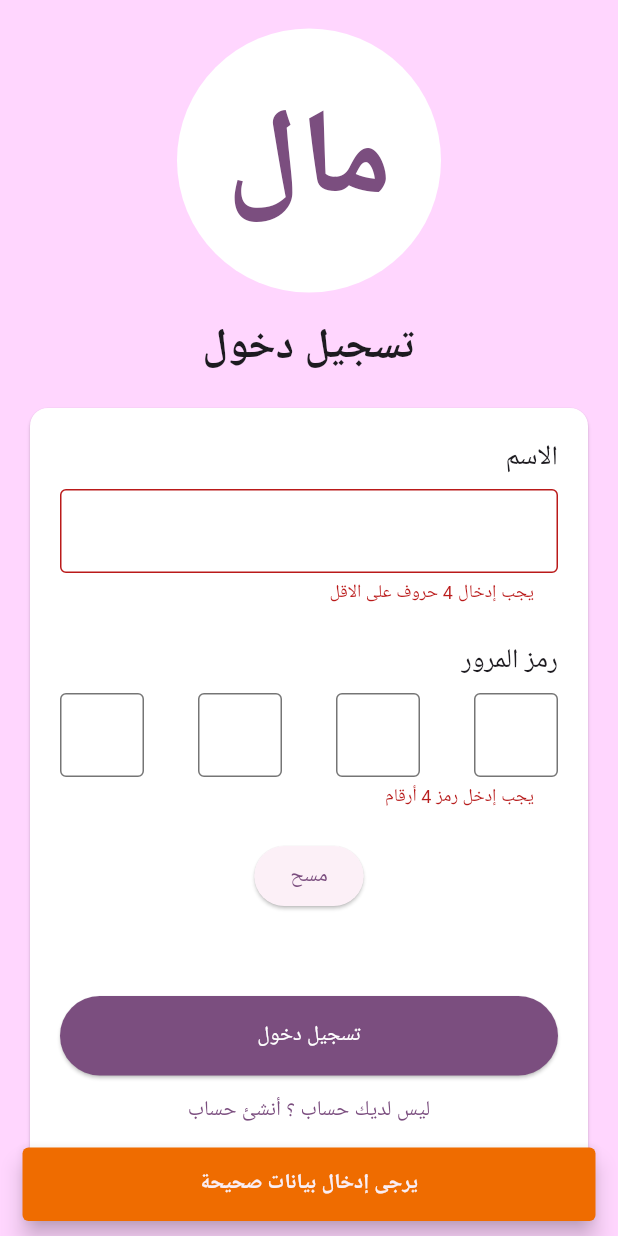
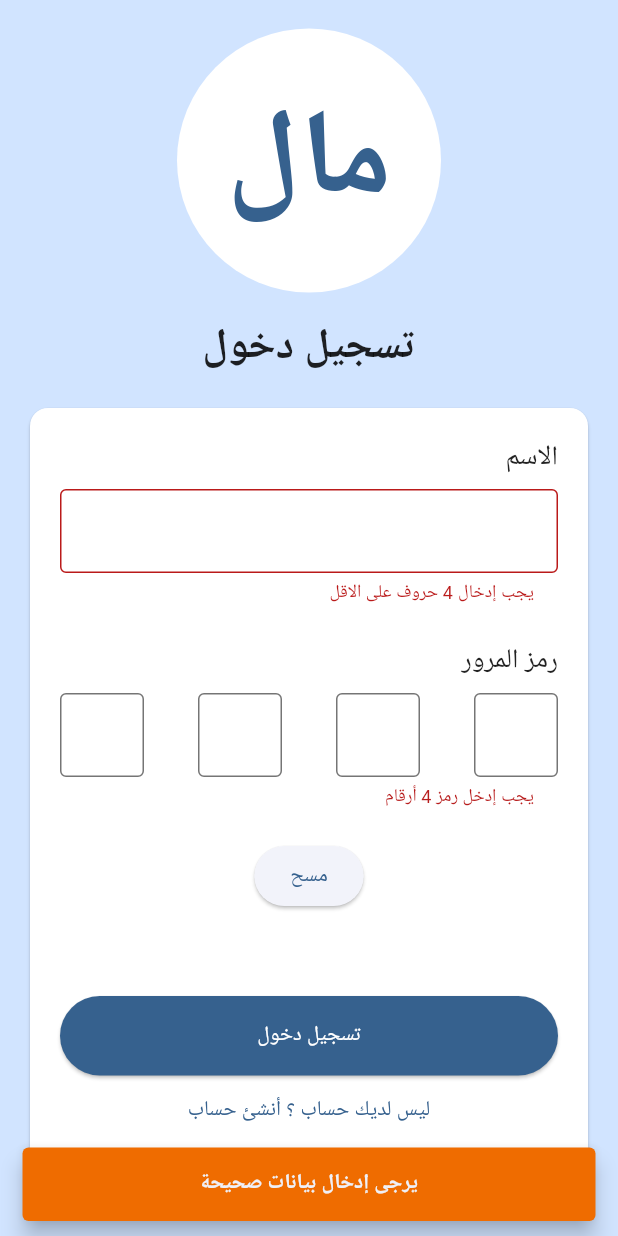
Before and after one commit to noor-tg/mal, a Flutter app: the screen it shows after launch, after a tap on "تسجيل دخول", on a phone screen of 412 x 824 dp. Run offline on Flutter 3.47's test engine with Material 3 defaults, Android fonts, the phone set to English and light mode, and no system bars; our stand-ins replace bloc, equatable, faker, fl_chart, flutter_bloc, flutter_dotenv and 11 more; missing offline and left inert: local_auth_android, shimmer_effects_plus; accounts and stored records are empty; Roboto replaces fonts that are missing (Cairo).

Commit message:
feat(app): add theme loader and changer (bright, dark) using bloc and switch in appbar

```diff
--- /dev/null
+++ b/app/lib/shared/data/app_theme.dart
@@ -0,0 +1,21 @@
+import 'package:flutter/material.dart';
+
+class AppTheme {
+  static final light = ThemeData(
+    colorScheme: ColorScheme.fromSeed(
+      seedColor: Colors.blue,
+      // brightness: Brightness.light,
+    ),
+    useMaterial3: true,
+    textTheme: Typography.blackCupertino,
+  );
+
+  static final dark = ThemeData(
+    colorScheme: ColorScheme.fromSeed(
+      seedColor: Colors.blue,
+      brightness: Brightness.dark,
+    ),
+    useMaterial3: true,
+    textTheme: Typography.whiteCupertino,
+  );
+}
--- /dev/null
+++ b/app/lib/shared/domain/bloc/theme/theme_bloc.dart
@@ -0,0 +1,45 @@
+import 'dart:async';
+
+import 'package:bloc/bloc.dart';
+import 'package:equatable/equatable.dart';
+import 'package:flutter/material.dart';
+import 'package:shared_preferences/shared_preferences.dart';
+
+part 'theme_event.dart';
+part 'theme_state.dart';
+
+class ThemeBloc extends Bloc<ThemeEvent, ThemeState> {
+  static const _key = 'theme_mode';
+
+  ThemeBloc() : super(const ThemeState(themeMode: ThemeMode.system)) {
+    on<LoadThemeEvent>(_onLoadThemeEvent);
+    on<ChangeThemeEvent>(_onChangeThemeEvent);
+
+    add(LoadThemeEvent()); // load saved theme at startup
+  }
+
+  Future<void> _onLoadThemeEvent(
+    LoadThemeEvent event,
+    Emitter<ThemeState> emit,
+  ) async {
+    final prefs = await SharedPreferences.getInstance();
+    final modeName = prefs.getString(_key);
+
+    final themeMode = ThemeMode.values.firstWhere(
+      (e) => e.name == modeName,
+      orElse: () => ThemeMode.system,
+    );
+
+    emit(state.copyWith(themeMode: themeMode));
+  }
+
+  Future<void> _onChangeThemeEvent(
+    ChangeThemeEvent event,
+    Emitter<ThemeState> emit,
+  ) async {
+    emit(state.copyWith(themeMode: event.themeMode));
+
+    final prefs = await SharedPreferences.getInstance();
+    await prefs.setString(_key, event.themeMode.name);
+  }
+}
--- /dev/null
+++ b/app/lib/shared/domain/bloc/theme/theme_event.dart
@@ -0,0 +1,15 @@
+part of 'theme_bloc.dart';
+
+sealed class ThemeEvent extends Equatable {
+  const ThemeEvent();
+
+  @override
+  List<Object> get props => [];
+}
+
+class LoadThemeEvent extends ThemeEvent {}
+
+class ChangeThemeEvent extends ThemeEvent {
+  final ThemeMode themeMode;
+  const ChangeThemeEvent(this.themeMode);
+}
--- /dev/null
+++ b/app/lib/shared/domain/bloc/theme/theme_state.dart
@@ -0,0 +1,14 @@
+part of 'theme_bloc.dart';
+
+class ThemeState extends Equatable {
+  const ThemeState({required this.themeMode});
+
+  final ThemeMode themeMode;
+
+  ThemeState copyWith({ThemeMode? themeMode}) {
+    return ThemeState(themeMode: themeMode ?? this.themeMode);
+  }
+
+  @override
+  List<Object> get props => [themeMode];
+}
--- a/app/lib/ui/bloc_loader.dart
+++ b/app/lib/ui/bloc_loader.dart
@@ -19,6 +19,7 @@ import 'package:mal/features/user/data/repositories/sql_repository.dart'
     as user;
 import 'package:mal/features/user/domain/bloc/auth/auth_bloc.dart';
 import 'package:mal/features/user/domain/bloc/exporter/exporter_bloc.dart';
+import 'package:mal/shared/domain/bloc/theme/theme_bloc.dart';
 
 class BlocLoader extends StatelessWidget {
   final Widget child;
@@ -84,6 +85,7 @@ class BlocLoader extends StatelessWidget {
                   ..add(const AuthCheckStatusRequested()),
           ),
           BlocProvider(create: (ctx) => ExporterBloc()),
+          BlocProvider(create: (ctx) => ThemeBloc()),
         ],
         child: child,
       ),
--- a/app/lib/ui/mal_app.dart
+++ b/app/lib/ui/mal_app.dart
@@ -1,7 +1,9 @@
 import 'package:flutter/material.dart';
-import 'package:mal/constants.dart';
+import 'package:flutter_bloc/flutter_bloc.dart';
 import 'package:mal/l10n/app_localizations.dart';
 import 'package:mal/router.dart';
+import 'package:mal/shared/data/app_theme.dart';
+import 'package:mal/shared/domain/bloc/theme/theme_bloc.dart';
 import 'package:mal/ui/bloc_loader.dart';
 
 class MalApp extends StatelessWidget {
@@ -10,8 +12,11 @@ class MalApp extends StatelessWidget {
   @override
   Widget build(BuildContext context) {
     return BlocLoader(
-      child: MaterialApp.router(
-        theme: theme,
+      child: BlocBuilder<ThemeBloc, ThemeState>(
+        builder: (context, state) => MaterialApp.router(
+          theme: AppTheme.light,
+          darkTheme: AppTheme.dark,
+          themeMode: state.themeMode,
           localizationsDelegates: AppLocalizations.localizationsDelegates,
           supportedLocales: AppLocalizations.supportedLocales,
           builder: (context, child) {
@@ -22,6 +27,7 @@ class MalApp extends StatelessWidget {
           },
           routerConfig: createAppRouter(context),
         ),
+      ),
     );
   }
 }
```
Also changed, not shown: app/lib/shared/theme_extension.dart (added, +8 -0 lines), app/lib/ui/app_container.dart (+30 -7 lines). Lines whose indentation alone changed are shown as unchanged.
